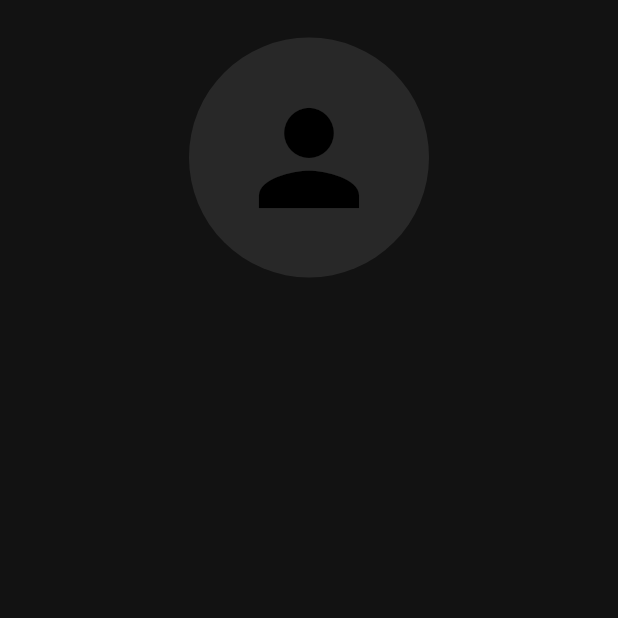
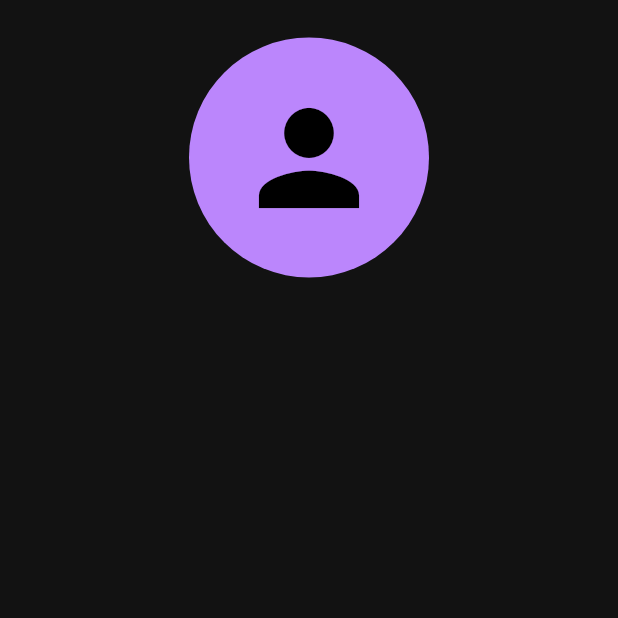
Before and after one commit to aslanchan7/flutter_notes_app, a Flutter app: the ProfilePage screen opened directly, on a phone screen of 412 x 824 dp, the top half of it. Run offline on Flutter 3.47's test engine with Material 3 defaults, Android fonts, the phone set to English and light mode, and no system bars; our stand-ins replace isar; missing offline and left inert: flutter_quill; accounts and stored records are empty; generated files the repository leaves out were written again.

Commit message:
Updated dark theme for main.dart

```diff
--- a/lib/theme/theme.dart
+++ b/lib/theme/theme.dart
@@ -12,9 +12,19 @@ ThemeData lightTheme = ThemeData(
 ThemeData darkTheme = ThemeData(
   brightness: Brightness.dark,
   colorScheme: const ColorScheme.dark(
-      background: Color(0xFF121212),
-      onBackground: Color(0xFF8b8b8b),
-      primary: Color(0xFF282828),
-      secondary: Color(0xFF575757),
-      tertiary: Color(0xFF)),
+    primary: Color(0xFFBB86FC),
+    secondary: Color(0xFF03DAC6),
+    background: Color(0xFF121212),
+    surface: Color(0xFF121212),
+    error: Color(0xFFCF6679),
+    onPrimary: Color(0xFF000000),
+    onSecondary: Color(0xFF000000),
+    onBackground: Color(0xFFFFFFFF),
+    onSurface: Color(0xFFFFFFFF),
+    onError: Color(0xFF000000),
+    surfaceVariant: Color(0xFF1A1A1A),
+  ),
+  appBarTheme: AppBarTheme(
+    backgroundColor: Color(0xFF1E1E1E),
+  ),
 );
```
Also changed, not shown: lib/main.dart (+26 -11 lines).
